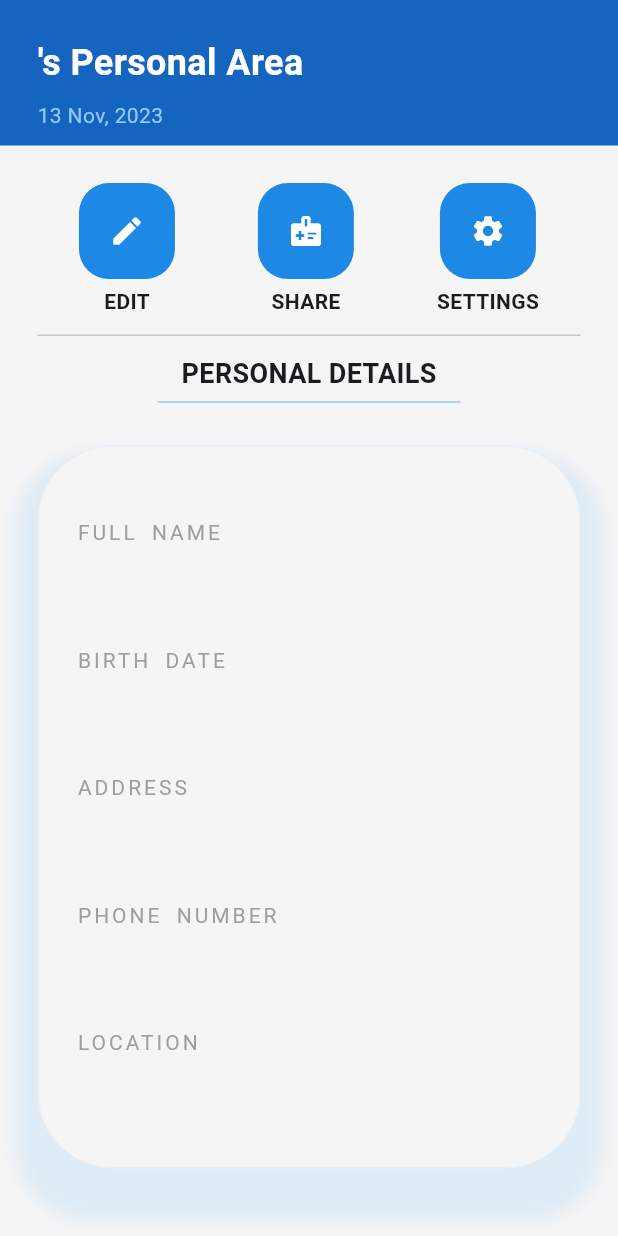
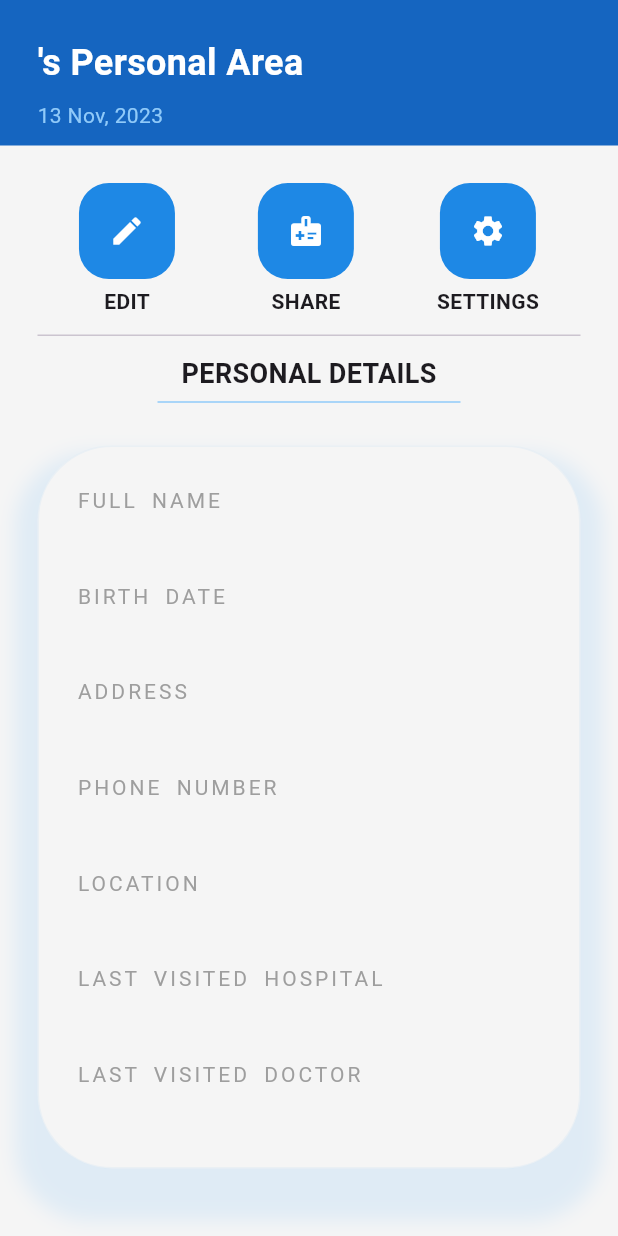
Before and after one commit to Burakalpyel/medrecs, a Flutter app: the ProfilePage screen opened directly with empty values, on a phone screen of 412 x 824 dp. Run offline on Flutter 3.47's test engine with Material 2 defaults, Android fonts, the phone set to English and light mode, and no system bars; our stand-ins replace cloud_firestore, dio, firebase_core, google_nav_bar; accounts and stored records are empty.

Commit message:
Last Visited Hospital And Doctor Name

```diff
--- a/lib/util/model/patientinfo.dart
+++ b/lib/util/model/patientinfo.dart
@@ -9,11 +9,35 @@ class PatientInfo {
   final String phone;
   final bool medteamstatus;
   final String password;
+  final String doctorName; // New field for Doctor's name
+  final String hospitalName; // New field for Hospital's name
 
-  PatientInfo({required this.name, required this.surname, required this.birthday, required this.address, required this.location, required this.phone, required this.medteamstatus, required this.password});
+  PatientInfo({
+    required this.name,
+    required this.surname,
+    required this.birthday,
+    required this.address,
+    required this.location,
+    required this.phone,
+    required this.medteamstatus,
+    required this.password,
+    required this.doctorName,
+    required this.hospitalName,
+  });
 
   Map<String, dynamic> toMap() {
-    return {'Name': name, 'Surname': surname, 'Birthday': birthday, 'Address': address, 'Location': location, 'Phone': phone, 'MedTeam': medteamstatus, 'Password': password};
+    return {
+      'Name': name,
+      'Surname': surname,
+      'Birthday': birthday,
+      'Address': address,
+      'Location': location,
+      'Phone': phone,
+      'MedTeam': medteamstatus,
+      'Password': password,
+      'DoctorName': doctorName,
+      'HospitalName': hospitalName,
+    };
   }
 
   PatientInfo.fromMap(Map<String, dynamic> userInfoMap)
@@ -24,7 +48,9 @@ class PatientInfo {
         location = userInfoMap["Location"],
         phone = userInfoMap["Phone"],
         medteamstatus = userInfoMap["MedTeam"],
-        password = userInfoMap["Passwrod"];
+        password = userInfoMap["Password"],
+        doctorName = userInfoMap["DoctorName"],
+        hospitalName = userInfoMap["HospitalName"];
 
   PatientInfo.fromDocumentSnapshot(DocumentSnapshot<Map<String, dynamic>> doc)
       : name = doc.data()!["Name"],
@@ -34,5 +60,7 @@ class PatientInfo {
         location = doc.data()!["Location"],
         phone = doc.data()!["Phone"],
         medteamstatus = doc.data()!["MedTeam"],
-        password = doc.data()!["Password"];
+        password = doc.data()!["Password"],
+        doctorName = doc.data()!["DoctorName"],
+        hospitalName = doc.data()!["HospitalName"];
 }
--- a/lib/views/userView/ProfilePage.dart
+++ b/lib/views/userView/ProfilePage.dart
@@ -205,12 +205,10 @@ class _ProfilePageState extends State<ProfilePage> {
     child: Padding(
       padding: const EdgeInsets.only(top: 15, bottom: 20),
       child: Container(
-          padding:
-              const EdgeInsets.only(top: 8, bottom: 8, right: 14, left: 14),
+        padding: const EdgeInsets.symmetric(vertical: 8, horizontal: 14),
         decoration: BoxDecoration(
           color: Colors.grey[100],
-              border:
-                  Border.all(color: const Color.fromARGB(20, 100, 176, 238)),
+          border: Border.all(color: const Color.fromARGB(20, 100, 176, 238)),
           borderRadius: BorderRadius.circular(50),
           boxShadow: [
             BoxShadow(
@@ -219,7 +217,8 @@ class _ProfilePageState extends State<ProfilePage> {
               blurRadius: 10,
               offset: const Offset(0, 20),
             ),
-              ]),
+          ],
+        ),
         child: Row(
           mainAxisAlignment: MainAxisAlignment.start,
           children: [
@@ -227,10 +226,20 @@ class _ProfilePageState extends State<ProfilePage> {
               crossAxisAlignment: CrossAxisAlignment.start,
               mainAxisAlignment: MainAxisAlignment.spaceEvenly,
               children: getInfoColumns(),
-              )
+            ),
+            const SizedBox(width: 20), // Add some space between personal details and doctor/hospital details
+            Expanded(
+              child: Column(
+                crossAxisAlignment: CrossAxisAlignment.start,
+                mainAxisAlignment: MainAxisAlignment.spaceEvenly,
+
+              ),
+            ),
           ],
-          )),
-    ));
+        ),
+      ),
+    ),
+  );
 }
 
   List<Column> getInfoColumns() {
@@ -239,14 +248,18 @@ class _ProfilePageState extends State<ProfilePage> {
       "  BIRTH DATE",
       "  ADDRESS",
       "  PHONE NUMBER",
-      "  LOCATION"
+      "  LOCATION",
+      "  LAST VISITED HOSPITAL",
+      "  LAST VISITED DOCTOR"
     ];
     List<String> details = [
       widget.userInfo.name,
       widget.userInfo.birthday,
       widget.userInfo.address,
       widget.userInfo.phone,
-      widget.userInfo.location
+      widget.userInfo.location,
+      widget.userInfo.hospitalName,
+      widget.userInfo.doctorName
     ];
     TextStyle styleInfo = const TextStyle(
         fontWeight: FontWeight.bold,
```
Lines whose indentation alone changed are shown as unchanged.
